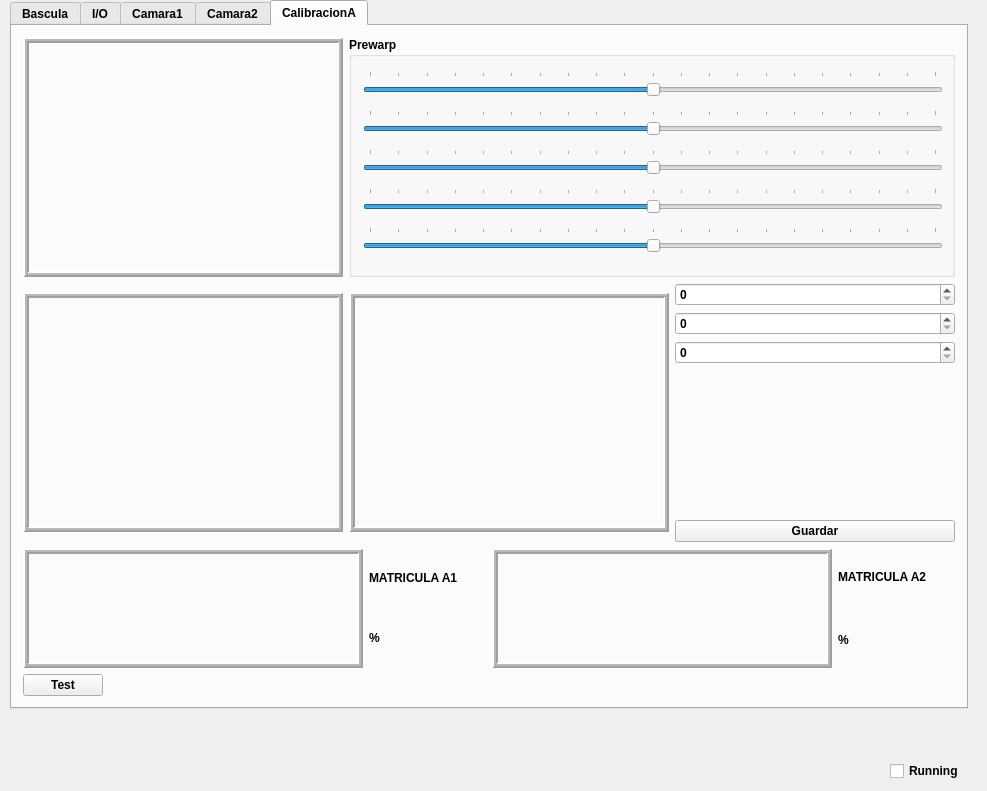
Old version of the form testlib/mainwindow.ui in the repository sunsiz/nQTrucks.
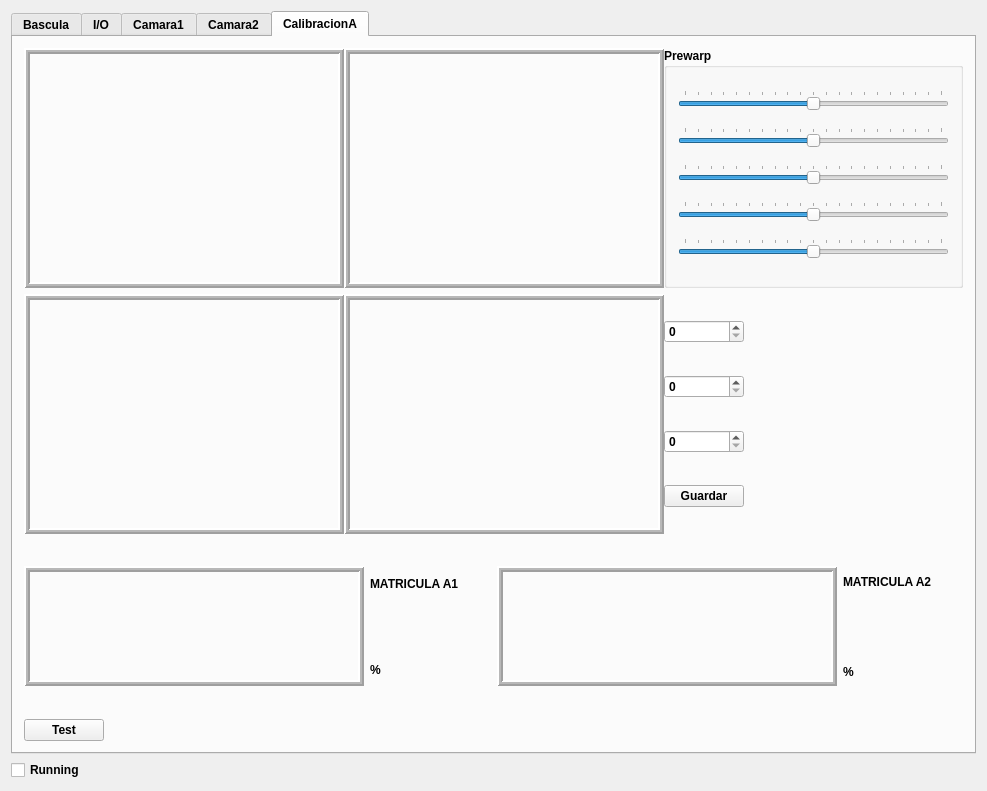
New version of the form.

What changed in the file:
```diff
--- a/testlib/mainwindow.ui
+++ b/testlib/mainwindow.ui
@@ -20,15 +20,9 @@
    <string>TEST LIB</string>
   </property>
   <widget class="QWidget" name="centralWidget">
+   <layout class="QGridLayout" name="gridLayout_7">
+    <item row="0" column="0">
    <widget class="QTabWidget" name="configTabWidget">
-    <property name="geometry">
-     <rect>
-      <x>10</x>
-      <y>0</y>
-      <width>958</width>
-      <height>709</height>
-     </rect>
-    </property>
     <property name="currentIndex">
      <number>4</number>
     </property>
@@ -915,11 +909,14 @@
      <attribute name="title">
       <string>CalibracionA</string>
      </attribute>
-     <layout class="QGridLayout" name="gridLayout_7">
+       <layout class="QGridLayout" name="gridLayout_6">
       <item row="0" column="0">
        <layout class="QVBoxLayout" name="verticalLayout_10">
         <item>
          <layout class="QHBoxLayout" name="horizontalLayout_10">
+            <property name="spacing">
+             <number>0</number>
+            </property>
           <item>
            <widget class="QLabel" name="FotoOriginalA">
             <property name="minimumSize">
@@ -954,26 +951,48 @@
             </property>
            </widget>
           </item>
+            <item>
+             <widget class="QLabel" name="FotoOriginalA2">
+              <property name="minimumSize">
+               <size>
+                <width>320</width>
+                <height>240</height>
+               </size>
+              </property>
+              <property name="maximumSize">
+               <size>
+                <width>320</width>
+                <height>240</height>
+               </size>
+              </property>
+              <property name="frameShape">
+               <enum>QFrame::Box</enum>
+              </property>
+              <property name="frameShadow">
+               <enum>QFrame::Raised</enum>
+              </property>
+              <property name="lineWidth">
+               <number>2</number>
+              </property>
+              <property name="midLineWidth">
+               <number>2</number>
+              </property>
+              <property name="text">
+               <string/>
+              </property>
+              <property name="scaledContents">
+               <bool>true</bool>
+              </property>
+             </widget>
+            </item>
           <item>
            <widget class="QGroupBox" name="groupBox">
             <property name="title">
              <string>Prewarp</string>
             </property>
-            <layout class="QGridLayout" name="gridLayout_6">
-             <item row="0" column="0">
+              <layout class="QVBoxLayout" name="verticalLayout_11">
+               <item>
               <widget class="QSlider" name="valueXA1">
-               <property name="minimumSize">
-                <size>
-                 <width>580</width>
-                 <height>30</height>
-                </size>
-               </property>
-               <property name="maximumSize">
-                <size>
-                 <width>580</width>
-                 <height>30</height>
-                </size>
-               </property>
                <property name="maximum">
                 <number>200</number>
                </property>
@@ -994,20 +1013,8 @@
                </property>
               </widget>
              </item>
-             <item row="1" column="0">
+               <item>
               <widget class="QSlider" name="valueYA1">
-               <property name="minimumSize">
-                <size>
-                 <width>580</width>
-                 <height>30</height>
-                </size>
-               </property>
-               <property name="maximumSize">
-                <size>
-                 <width>580</width>
-                 <height>30</height>
-                </size>
-               </property>
                <property name="maximum">
                 <number>200</number>
                </property>
@@ -1028,20 +1035,8 @@
                </property>
               </widget>
              </item>
-             <item row="2" column="0">
+               <item>
               <widget class="QSlider" name="valueZA1">
-               <property name="minimumSize">
-                <size>
-                 <width>580</width>
-                 <height>30</height>
-                </size>
-               </property>
-               <property name="maximumSize">
-                <size>
-                 <width>580</width>
-                 <height>30</height>
-                </size>
-               </property>
                <property name="maximum">
                 <number>200</number>
                </property>
@@ -1062,20 +1057,8 @@
                </property>
               </widget>
              </item>
-             <item row="3" column="0">
+               <item>
               <widget class="QSlider" name="valueWA1">
-               <property name="minimumSize">
-                <size>
-                 <width>580</width>
-                 <height>30</height>
-                </size>
-               </property>
-               <property name="maximumSize">
-                <size>
-                 <width>580</width>
-                 <height>30</height>
-                </size>
-               </property>
                <property name="maximum">
                 <number>200</number>
                </property>
@@ -1096,20 +1079,8 @@
                </property>
               </widget>
              </item>
-             <item row="4" column="0">
+               <item>
               <widget class="QSlider" name="valueDA1">
-               <property name="minimumSize">
-                <size>
-                 <width>580</width>
-                 <height>30</height>
-                </size>
-               </property>
-               <property name="maximumSize">
-                <size>
-                 <width>580</width>
-                 <height>30</height>
-                </size>
-               </property>
                <property name="maximum">
                 <number>200</number>
                </property>
@@ -1137,40 +1108,9 @@
         </item>
         <item>
          <layout class="QHBoxLayout" name="horizontalLayout_11">
-          <item>
-           <widget class="QLabel" name="FotoRojosA">
-            <property name="minimumSize">
-             <size>
-              <width>320</width>
-              <height>240</height>
-             </size>
+            <property name="spacing">
+             <number>0</number>
             </property>
-            <property name="maximumSize">
-             <size>
-              <width>320</width>
-              <height>240</height>
-             </size>
-            </property>
-            <property name="frameShape">
-             <enum>QFrame::Box</enum>
-            </property>
-            <property name="frameShadow">
-             <enum>QFrame::Raised</enum>
-            </property>
-            <property name="lineWidth">
-             <number>2</number>
-            </property>
-            <property name="midLineWidth">
-             <number>2</number>
-            </property>
-            <property name="text">
-             <string/>
-            </property>
-            <property name="scaledContents">
-             <bool>true</bool>
-            </property>
-           </widget>
-          </item>
           <item>
            <widget class="QLabel" name="FotoBlancosA">
             <property name="minimumSize">
@@ -1205,6 +1145,40 @@
             </property>
            </widget>
           </item>
+            <item>
+             <widget class="QLabel" name="FotoRojosA">
+              <property name="minimumSize">
+               <size>
+                <width>320</width>
+                <height>240</height>
+               </size>
+              </property>
+              <property name="maximumSize">
+               <size>
+                <width>320</width>
+                <height>240</height>
+               </size>
+              </property>
+              <property name="frameShape">
+               <enum>QFrame::Box</enum>
+              </property>
+              <property name="frameShadow">
+               <enum>QFrame::Raised</enum>
+              </property>
+              <property name="lineWidth">
+               <number>2</number>
+              </property>
+              <property name="midLineWidth">
+               <number>2</number>
+              </property>
+              <property name="text">
+               <string/>
+              </property>
+              <property name="scaledContents">
+               <bool>true</bool>
+              </property>
+             </widget>
+            </item>
           <item>
            <layout class="QVBoxLayout" name="verticalLayout_9">
             <item>
@@ -1226,20 +1200,10 @@
               <property name="maximum">
                <number>128</number>
               </property>
-             </widget>
-            </item>
-            <item>
-             <spacer name="verticalSpacer_5">
-              <property name="orientation">
-               <enum>Qt::Vertical</enum>
-              </property>
-              <property name="sizeHint" stdset="0">
-               <size>
-                <width>20</width>
-                <height>40</height>
-               </size>
-              </property>
-             </spacer>
+                <property name="singleStep">
+                 <number>2</number>
+                </property>
+               </widget>
             </item>
             <item>
              <widget class="QPushButton" name="onCalibrarA">
@@ -1250,6 +1214,19 @@
             </item>
            </layout>
           </item>
+            <item>
+             <spacer name="horizontalSpacer_6">
+              <property name="orientation">
+               <enum>Qt::Horizontal</enum>
+              </property>
+              <property name="sizeHint" stdset="0">
+               <size>
+                <width>40</width>
+                <height>20</height>
+               </size>
+              </property>
+             </spacer>
+            </item>
          </layout>
         </item>
         <item>
@@ -1400,19 +1377,15 @@
      </layout>
     </widget>
    </widget>
+    </item>
+    <item row="1" column="0">
    <widget class="QCheckBox" name="runningCheckBox">
-    <property name="geometry">
-     <rect>
-      <x>890</x>
-      <y>760</y>
-      <width>91</width>
-      <height>22</height>
-     </rect>
-    </property>
     <property name="text">
      <string>Running</string>
     </property>
    </widget>
+    </item>
+   </layout>
   </widget>
  </widget>
  <layoutdefault spacing="6" margin="11"/>
```
Left out of the diff: 12 changed lines with no effect on the pictures. Lines whose indentation alone changed are shown as unchanged.
